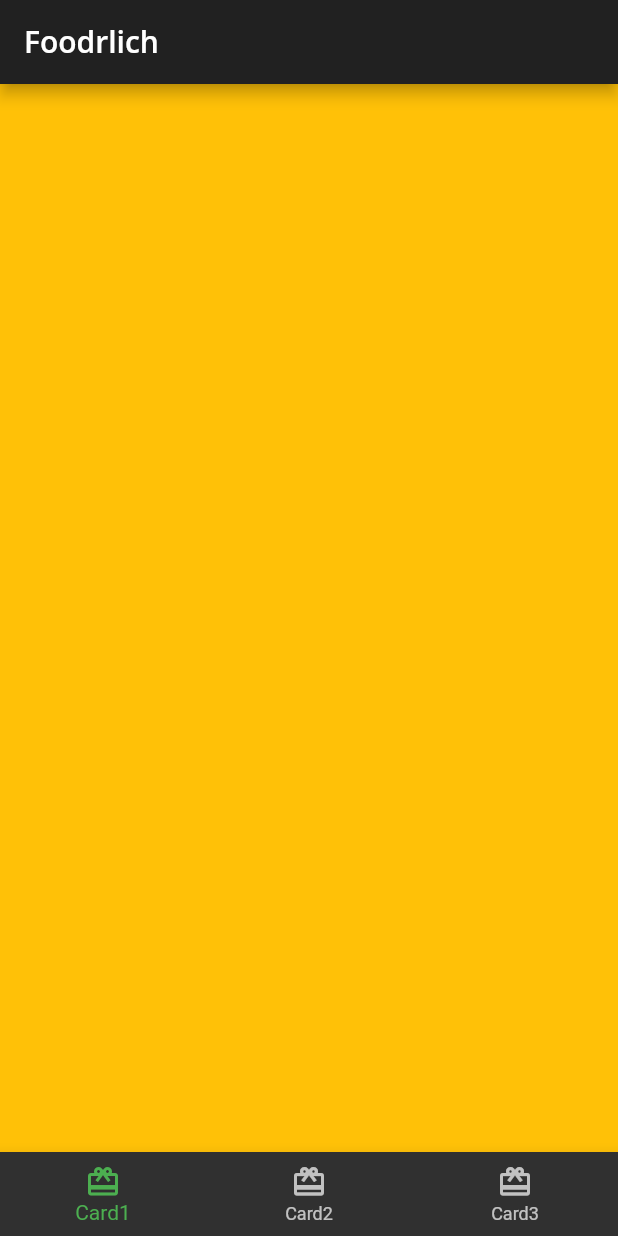
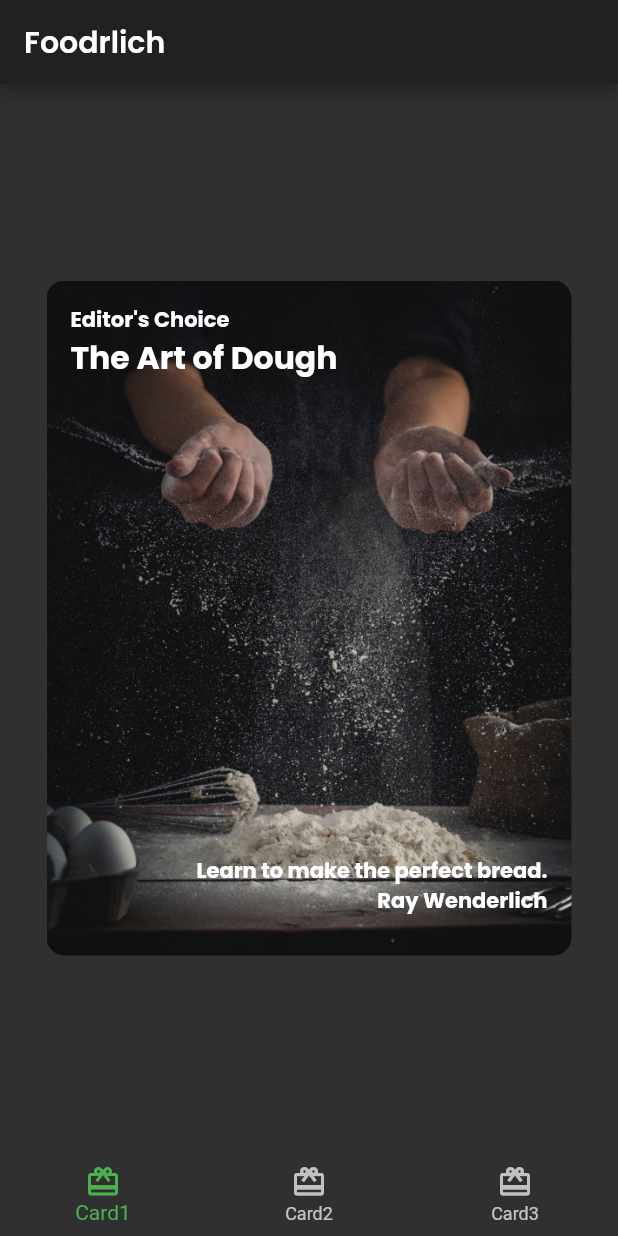
Before and after one commit to surajadkhari/flutter_apprentice, a Flutter app: the screen it shows after launch, on a phone screen of 412 x 824 dp. Run offline on Flutter 3.47's test engine with Material 2 defaults, Android fonts, the phone set to English and light mode, and no system bars; our stand-ins replace google_fonts.

```diff
--- /dev/null
+++ b/lib/card1.dart
@@ -0,0 +1,55 @@
+import 'package:flutter/material.dart';
+import 'package:flutter_recipes/foodrlichtheme.dart';
+
+class Card1 extends StatelessWidget {
+  const Card1({Key? key}) : super(key: key);
+
+  final String category = 'Editor\'s Choice';
+  final String title = 'The Art of Dough';
+  final String description = 'Learn to make the perfect bread.';
+  final String chef = 'Ray Wenderlich';
+
+  @override
+  Widget build(BuildContext context) {
+    return Center(
+        child: Container(
+      child: Stack(
+        children: [
+          Text(
+            category,
+            style: FooderlichTheme.darkTextTheme.bodyText1,
+          ),
+          Positioned(
+            child: Text(
+              title,
+              style: FooderlichTheme.darkTextTheme.headline2,
+            ),
+            top: 20,
+          ),
+          Positioned(
+            child: Text(
+              description,
+              style: FooderlichTheme.darkTextTheme.bodyText1,
+            ),
+            bottom: 30,
+            right: 0,
+          ),
+          Positioned(
+            child: Text(
+              chef,
+              style: FooderlichTheme.darkTextTheme.bodyText1,
+            ),
+            bottom: 10,
+            right: 0,
+          ),
+        ],
+      ),
+      padding: EdgeInsets.all(16),
+      constraints: BoxConstraints.expand(width: 350, height: 450),
+      decoration: BoxDecoration(
+          borderRadius: BorderRadius.circular(12),
+          image: DecorationImage(
+              fit: BoxFit.cover, image: AssetImage('assets/mag1.png'))),
+    ));
+  }
+}
--- a/lib/foodrlichtheme.dart
+++ b/lib/foodrlichtheme.dart
@@ -1,31 +1,30 @@
-
 import 'package:flutter/material.dart';
 import 'package:google_fonts/google_fonts.dart';
 
 class FooderlichTheme {
   // 1
   static TextTheme lightTextTheme = TextTheme(
-    bodyText1: GoogleFonts.openSans(
+    bodyText1: GoogleFonts.poppins(
       fontSize: 14.0,
       fontWeight: FontWeight.w700,
       color: Colors.black,
     ),
-    headline1: GoogleFonts.openSans(
+    headline1: GoogleFonts.poppins(
       fontSize: 32.0,
       fontWeight: FontWeight.bold,
       color: Colors.black,
     ),
-    headline2: GoogleFonts.openSans(
+    headline2: GoogleFonts.poppins(
       fontSize: 21.0,
       fontWeight: FontWeight.w700,
       color: Colors.black,
     ),
-    headline3: GoogleFonts.openSans(
+    headline3: GoogleFonts.poppins(
       fontSize: 16.0,
       fontWeight: FontWeight.w600,
       color: Colors.black,
     ),
-    headline6: GoogleFonts.openSans(
+    headline6: GoogleFonts.poppins(
       fontSize: 20.0,
       fontWeight: FontWeight.w600,
       color: Colors.black,
@@ -34,27 +33,27 @@ class FooderlichTheme {
 
   // 2
   static TextTheme darkTextTheme = TextTheme(
-    bodyText1: GoogleFonts.openSans(
+    bodyText1: GoogleFonts.poppins(
       fontSize: 14.0,
       fontWeight: FontWeight.w700,
       color: Colors.white,
     ),
-    headline1: GoogleFonts.openSans(
+    headline1: GoogleFonts.poppins(
       fontSize: 32.0,
       fontWeight: FontWeight.bold,
       color: Colors.white,
     ),
-    headline2: GoogleFonts.openSans(
+    headline2: GoogleFonts.poppins(
       fontSize: 21.0,
       fontWeight: FontWeight.w700,
       color: Colors.white,
     ),
-    headline3: GoogleFonts.openSans(
+    headline3: GoogleFonts.poppins(
       fontSize: 16.0,
       fontWeight: FontWeight.w600,
       color: Colors.white,
     ),
-    headline6: GoogleFonts.openSans(
+    headline6: GoogleFonts.poppins(
       fontSize: 20.0,
       fontWeight: FontWeight.w600,
       color: Colors.white,
--- a/lib/homepage.dart
+++ b/lib/homepage.dart
@@ -1,5 +1,8 @@
 import 'package:flutter/material.dart';
 import 'package:flutter/widgets.dart';
+
+import 'card1.dart';
+import 'card2.dart';
 
 class Home extends StatefulWidget {
   const Home({Key? key}) : super(key: key);
@@ -12,12 +15,8 @@ class _HomeState extends State<Home> {
   int _selectedindex = 0;
 
   static List<Widget> pages = <Widget>[
-    Container(
-      color: Colors.amber,
-    ),
-    Container(
-      color: Colors.blue,
-    ),
+    Card1(),
+    Card2(),
     Container(
       color: Colors.red,
     ),
--- a/lib/main.dart
+++ b/lib/main.dart
@@ -15,6 +15,7 @@ class Foodrlich extends StatelessWidget {
     final apptheme = FooderlichTheme.dark();
 
     // TODO: Apply Home widget
-    return MaterialApp(theme: apptheme, home: Home());
+    return MaterialApp(
+        debugShowCheckedModeBanner: false, theme: apptheme, home: Home());
   }
 }
```
Also changed, not shown: lib/author_card.dart (added, +59 -0 lines), lib/card2.dart (added, +54 -0 lines), lib/circle_image.dart (added, +20 -0 lines), assets/author_katz.jpeg (added), assets/mag1.png (added), assets/mag2.png (added), assets/mag3.png (added), assets/mag4.png (added), assets/mag5.png (added).
